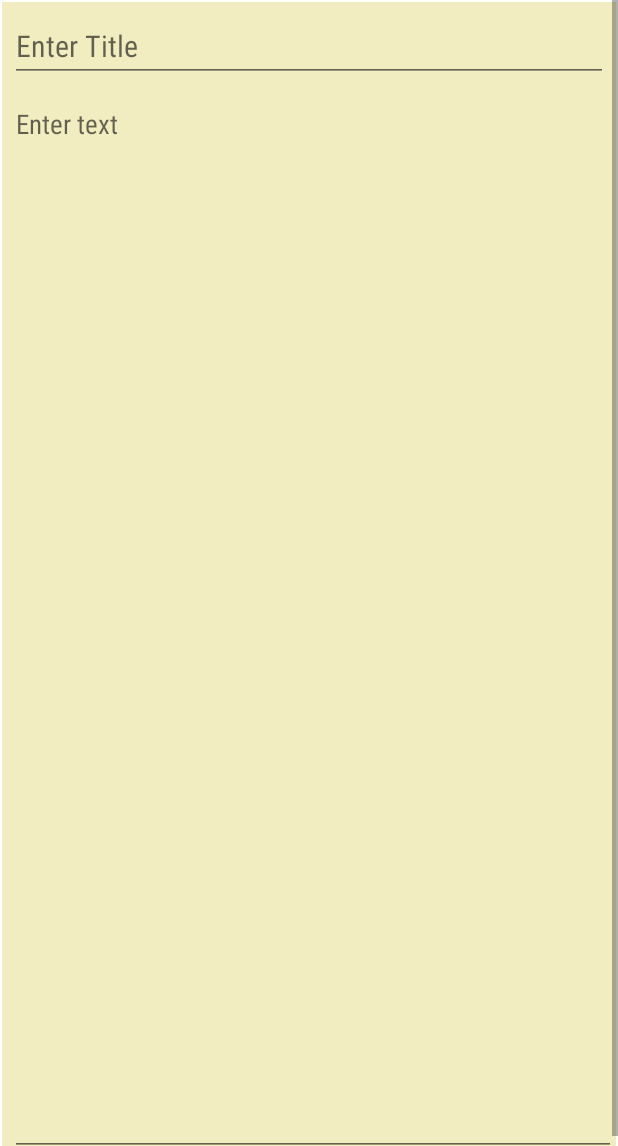
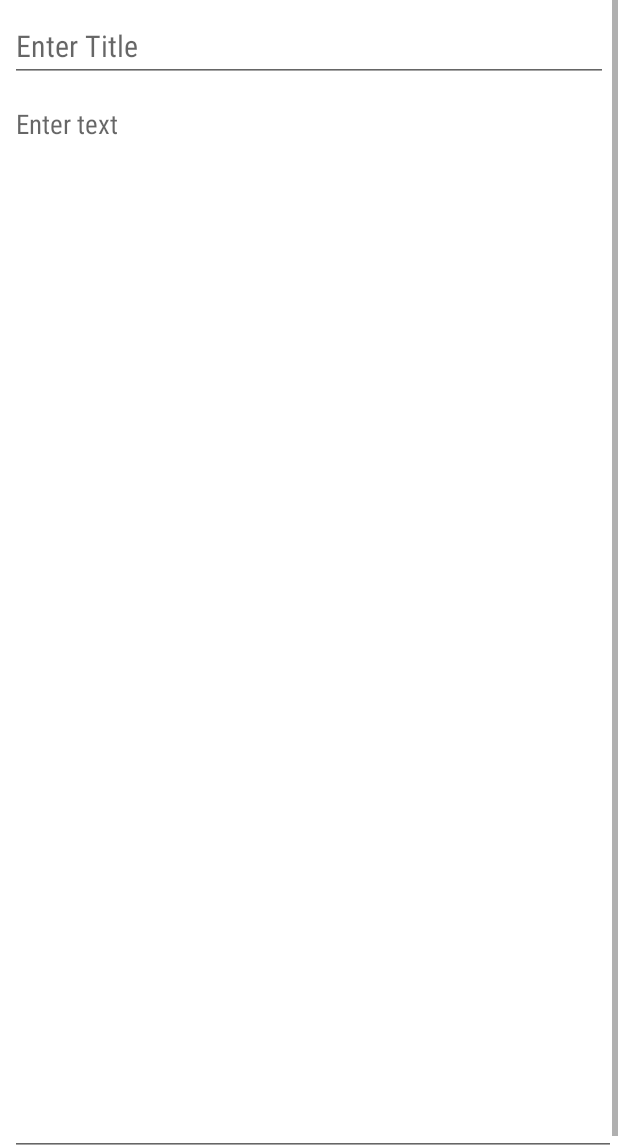
Before and after one commit to minhtue2311/New_App_Testing, an Android app: the fragment DetailNoteFragment placed in its activity, on a phone screen of 412 x 824 dp, the part 90-1236 px from its top. Run offline under Robolectric (Android 15) with nearby library versions, the phone set to English and light mode, and no system bars; our stand-ins replace Room's generated code, sdp/ssp sizes.

Commit message:
Update color for note

```diff
--- a/app/src/main/java/com/example/myapplication/note/DetailNoteFragment.kt
+++ b/app/src/main/java/com/example/myapplication/note/DetailNoteFragment.kt
@@ -6,6 +6,7 @@ import android.app.Dialog
 import android.graphics.Color
 import android.graphics.drawable.ColorDrawable
 import android.os.Bundle
+import android.util.Log
 import android.view.LayoutInflater
 import android.view.MenuItem
 import android.view.View
@@ -101,8 +102,9 @@ class DetailNoteFragment : Fragment() {
         viewBinding.editTextContent.setText(note?.content.toString())
         if(note?.color != ""){
             viewBinding.linearLayoutDetailNote.setBackgroundColor(Color.parseColor(note?.color))
+        }else{
+            viewBinding.linearLayoutDetailNote.setBackgroundColor(Color.WHITE)
         }
-        viewBinding.linearLayoutDetailNote.setBackgroundColor(Color.WHITE)
     }
 
     private fun showPopupMenu(view: View) {
@@ -220,6 +222,7 @@ class DetailNoteFragment : Fragment() {
             binding.txtSelectColor.setBackgroundColor(Color.WHITE)
         }
         binding.btnOk.setOnClickListener {
+            Log.d("Color Instant : ", colorInstant)
             note?.color = colorInstant
             note?.let { noteDatabase.noteDao().updateNote(it)}
             viewBinding.linearLayoutDetailNote.setBackgroundColor(Color.parseColor(colorInstant))
--- a/app/src/main/java/com/example/myapplication/note/NoteFragment.kt
+++ b/app/src/main/java/com/example/myapplication/note/NoteFragment.kt
@@ -104,6 +104,10 @@ class NoteFragment : Fragment() {
             override fun onClickItemNoteListener(note: Note) {
                 changeToDetailNoteFragment(note)
             }
+
+            override fun onClickColorItem(color: String) {
+
+            }
         }, requireContext())
         viewBinding.recyclerViewNote.layoutManager = linearLayout
         viewBinding.recyclerViewNote.adapter = adapter
--- a/app/src/main/res/layout/layout_detail_note.xml
+++ b/app/src/main/res/layout/layout_detail_note.xml
@@ -69,8 +69,6 @@
         android:id="@+id/linearLayoutDetailNote"
         android:layout_width="match_parent"
         android:layout_height="wrap_content"
-        android:background="@color/colorItem"
-        android:backgroundTint="@color/colorItem"
         android:layout_margin="1dp"
         android:orientation="vertical">
         <EditText
```
